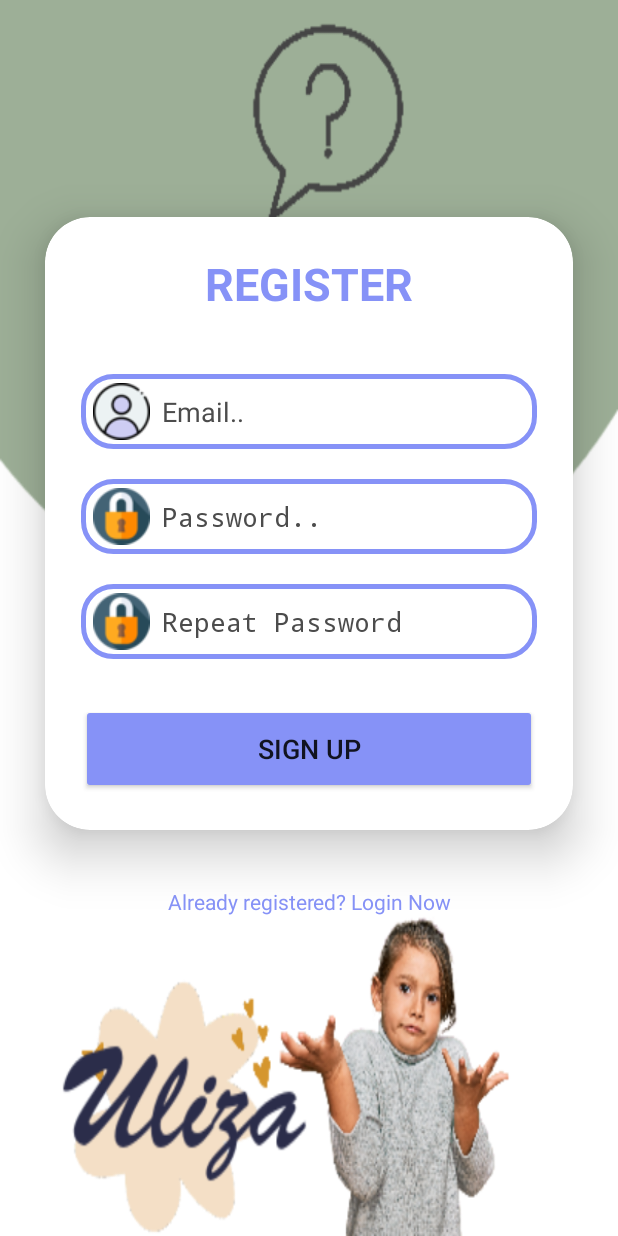
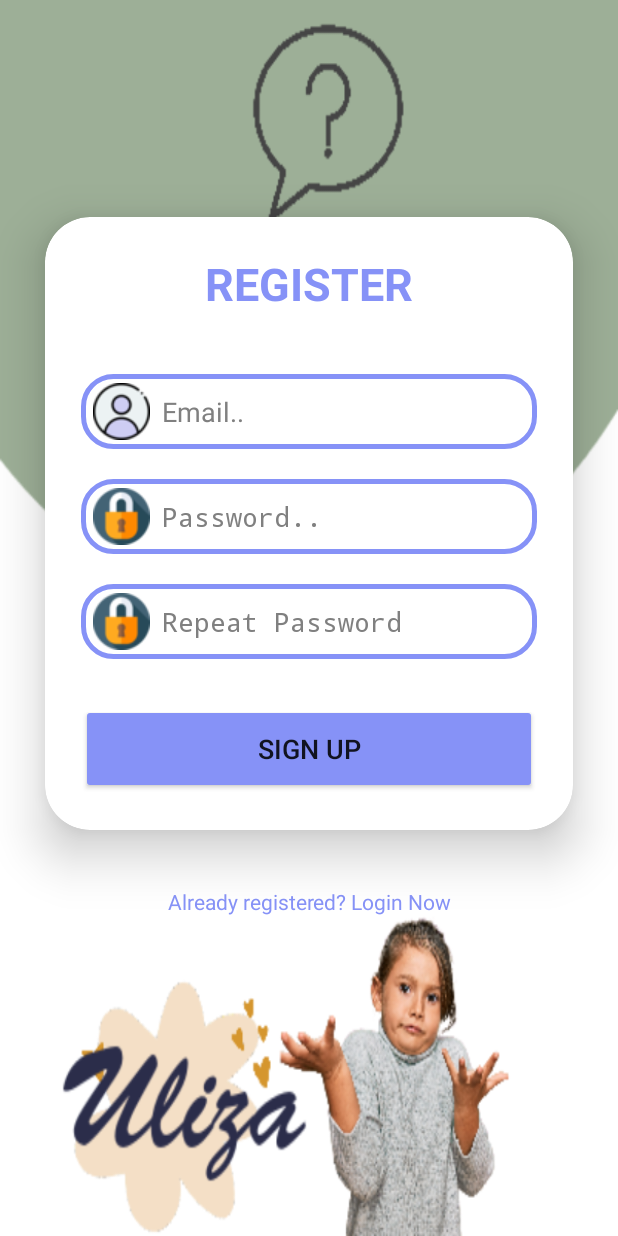
Before and after one commit to developerNkya/uliza, an Android app: the SignUpActivity screen opened directly, with no data from a screen before it, on a phone screen of 412 x 824 dp. Run offline under Robolectric (Android 15) with nearby library versions, the phone set to English and light mode, and no system bars; our stand-ins replace Firebase (no records; nobody signed in at launch, a user with empty details on screens opened directly); libraries missing offline, so code that uses them is left out: es.dmoral.toasty.

Commit message:
20231018 | MODIFIED HINT TEXT COLOR

```diff
--- a/app/src/main/AndroidManifest.xml
+++ b/app/src/main/AndroidManifest.xml
@@ -19,13 +19,13 @@
         android:theme="@style/AppTheme"
         android:usesCleartextTraffic="true">
         <activity
-            android:name=".LoginActivity"
+            android:name=".chat_page"
             android:exported="false"/>
         <activity
             android:name=".VideoCallPage"
             android:exported="false" />
         <activity
-            android:name=".chat_page"
+            android:name=".intro"
             android:exported="false"
             android:label="@string/title_activity_chat_page"
             android:theme="@style/AppTheme.NoActionBar" />
@@ -38,7 +38,7 @@
             android:name=".Dashboard"
             android:exported="false" />
         <activity
-            android:name=".intro"
+            android:name=".LoginActivity"
             android:exported="true"
             android:theme="@style/AppTheme.NoActionBar">
             <intent-filter>
--- a/app/src/main/res/layout/activity_chat.xml
+++ b/app/src/main/res/layout/activity_chat.xml
@@ -99,7 +99,9 @@
             android:layout_weight="1"
             android:background="@null"
             android:hint="Start Typing"
+            android:textColorHint="@color/hint_color"
             android:inputType="textCapSentences|textMultiLine"
+            android:textColor="#3B444B"
             android:padding="15dp" />
 
 <!--        <ImageButton-->
--- a/app/src/main/res/layout/layout_login.xml
+++ b/app/src/main/res/layout/layout_login.xml
@@ -52,7 +52,7 @@
                 android:drawablePadding="8dp"
                 android:hint="Username"
                 android:padding="8dp"
-                android:textColorHint="#4c4c4c"
+                android:textColorHint="@color/hint_color"
                 android:textColor="@color/black"
                 android:textColorHighlight="@color/cardview_dark_background"
                 />
@@ -66,7 +66,7 @@
                 android:drawableLeft="@drawable/lock2"
                 android:drawablePadding="8dp"
                 android:hint="Password"
-                android:textColorHint="#4c4c4c"
+                android:textColorHint="@color/hint_color"
                 android:inputType="textPassword"
                 android:padding="8dp"
                 android:textColor="@color/black"
--- a/app/src/main/res/layout/layout_register.xml
+++ b/app/src/main/res/layout/layout_register.xml
@@ -48,7 +48,7 @@
                 android:drawablePadding="8dp"
                 android:hint="Email.."
                 android:padding="8dp"
-                android:textColorHint="#4c4c4c"
+                android:textColorHint="@color/hint_color"
                 android:textColor="@color/black"
                 android:textColorHighlight="@color/cardview_dark_background" />
 
@@ -62,7 +62,7 @@
                 android:drawablePadding="8dp"
                 android:hint="Password.."
                 android:inputType="textPassword"
-                android:textColorHint="#4c4c4c"
+                android:textColorHint="@color/hint_color"
                 android:padding="8dp"
                 android:textColor="@color/black"
                 android:textColorHighlight="@color/cardview_dark_background" />
@@ -76,7 +76,7 @@
                 android:drawableLeft="@drawable/lock2"
                 android:drawablePadding="8dp"
                 android:hint="Repeat Password"
-                android:textColorHint="#4c4c4c"
+                android:textColorHint="@color/hint_color"
                 android:inputType="textPassword"
                 android:padding="8dp"
                 android:textColor="@color/black"
--- a/app/src/main/res/values/colors.xml
+++ b/app/src/main/res/values/colors.xml
@@ -43,6 +43,8 @@
     <color name="whiteTextColor">#fff</color>
     <color name="frutorial_title">#4c4c4c</color>
 
+    <color name="hint_color">#808080</color>
+
     <!--colors for light mode-->
     <color name="contentBodyColor">#FCFCFC</color>
     <color name="contentTextColor">#020000</color>
```
